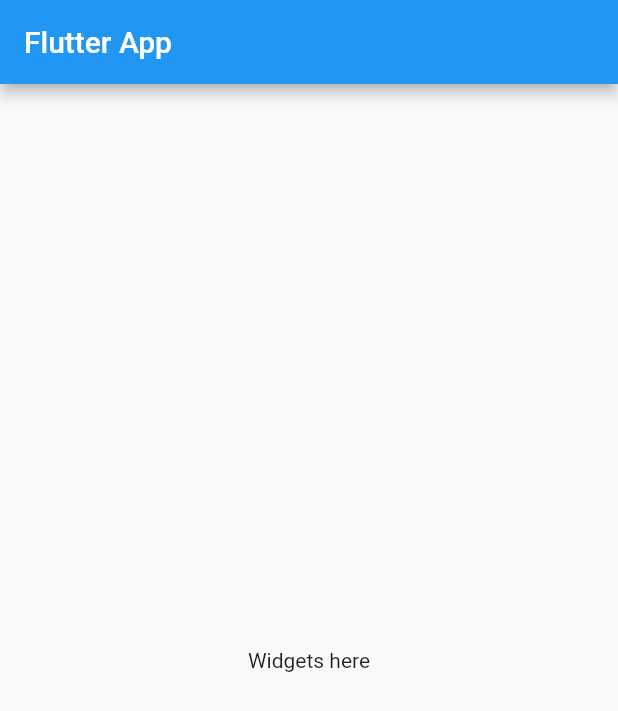
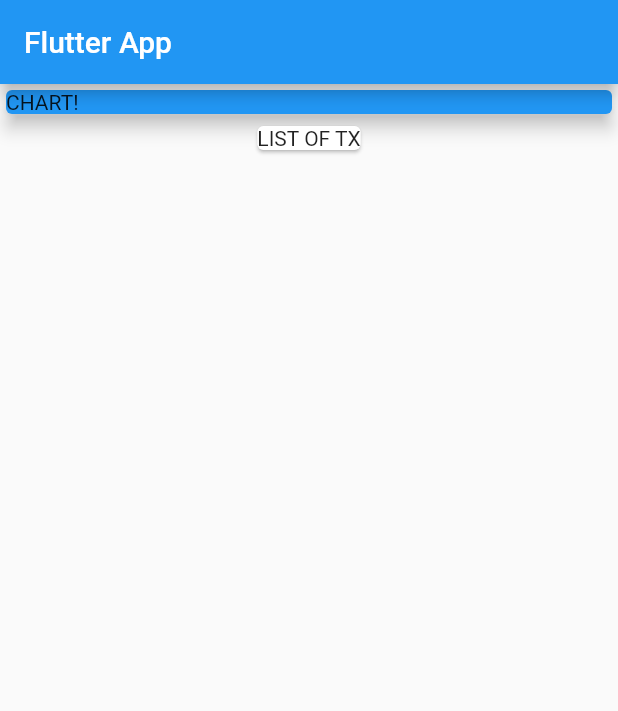
Before and after one commit to lakshitha-deshapriya/Expense-Tracking-App, a Flutter app: the screen it shows after launch, on a phone screen of 412 x 824 dp. Shown: the top 711 px of the screen. Run offline on Flutter 3.47's test engine with Material 2 defaults, Android fonts, the phone set to English and light mode, and no system bars.

Commit message:
add transactions

```diff
--- a/lib/main.dart
+++ b/lib/main.dart
@@ -1,3 +1,4 @@
+import './transaction.dart';
 import 'package:flutter/material.dart';
 
 void main() => runApp(MyApp());
@@ -13,15 +14,41 @@ class MyApp extends StatelessWidget {
 }
 
 class MyHomePage extends StatelessWidget {
+  final List<Transaction> transactins = [
+    Transaction(
+        id: 't1',
+        title: 'New Shoes',
+        amount: 69.99,
+        date: DateTime.now()),
+    Transaction(
+        id: 't2',
+        title: 'Weeklyt Grocery',
+        amount: 16.53,
+        date: DateTime.now()),
+  ];
+
   @override
   Widget build(BuildContext context) {
     return Scaffold(
-      appBar: AppBar(
-        title: Text('Flutter App'),
-      ),
-      body: Center(
-        child: Text('Widgets here'),
-      ),
-    );
+        appBar: AppBar(
+          title: Text('Flutter App'),
+        ),
+        body: Column(
+          mainAxisAlignment: MainAxisAlignment.start,
+          crossAxisAlignment: CrossAxisAlignment.center,
+          children: <Widget>[
+            Container(
+              width: double.infinity,
+              child: Card(
+                color: Colors.blue,
+                child: Text('CHART!'),
+                elevation: 5,
+              ),
+            ),
+            Card(
+              child: Text('LIST OF TX'),
+            ),
+          ],
+        ));
   }
 }
--- /dev/null
+++ b/lib/transaction.dart
@@ -0,0 +1,14 @@
+import 'package:flutter/foundation.dart';
+
+class Transaction {
+  final String id;
+  final String title;
+  final double amount;
+  final DateTime date;
+
+  Transaction(
+      {@required this.id,
+      @required this.title,
+      @required this.amount,
+      @required this.date});
+}
```
